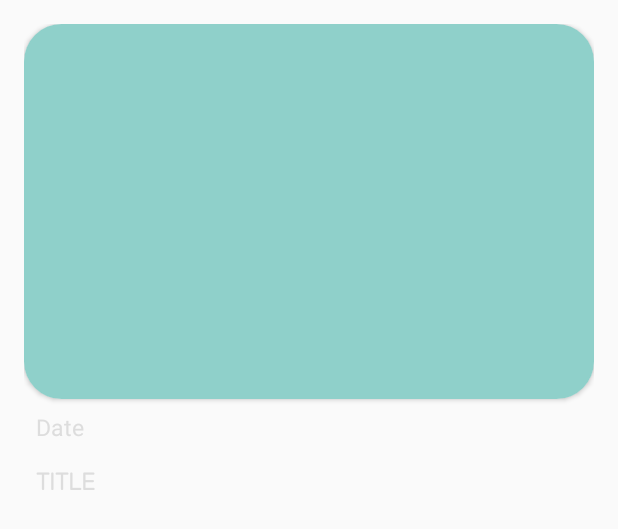
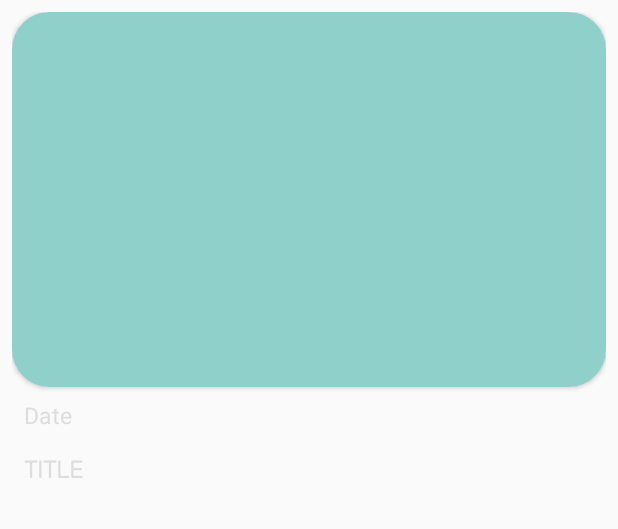
Before and after one commit to ukmumair/UnvNewsApp, an Android app: the layout list_items.xml on its own in the app's theme, with its tools: preview values and no code run, on a phone screen of 412 x 824 dp. Shown: the top 529 px of the screen. Run offline under Robolectric (Android 15) with nearby library versions, the phone set to English and light mode, and no system bars.

Commit message:
Changed from linearlayout to staggered layout

```diff
--- a/app/src/main/java/com/unvnews/unvnews/MyAdapter.java
+++ b/app/src/main/java/com/unvnews/unvnews/MyAdapter.java
@@ -32,7 +32,7 @@ public class MyAdapter extends RecyclerView.Adapter<MyAdapter.Holder> {
     @Override
     public MyAdapter.Holder onCreateViewHolder(@NonNull ViewGroup parent, int viewType) {
         View view = LayoutInflater.from(context)
-                .inflate(R.layout.listitems, parent, false);
+                .inflate(R.layout.list_items, parent, false);
         return new Holder(view);
     }
 
--- a/app/src/main/res/layout/activity_category_page.xml
+++ b/app/src/main/res/layout/activity_category_page.xml
@@ -46,7 +46,8 @@
         </com.google.android.material.appbar.AppBarLayout>
         <androidx.recyclerview.widget.RecyclerView
             android:id="@+id/category_recView"
-            app:layoutManager="androidx.recyclerview.widget.LinearLayoutManager"
+            app:layoutManager="androidx.recyclerview.widget.StaggeredGridLayoutManager"
+            app:spanCount="2"
             android:orientation="vertical"
             android:layout_width="match_parent"
             android:layout_height="match_parent"
--- a/app/src/main/res/layout/activity_main.xml
+++ b/app/src/main/res/layout/activity_main.xml
@@ -64,7 +64,8 @@
                 android:layout_width="match_parent"
                 android:layout_height="match_parent"
                 android:orientation="vertical"
-                app:layoutManager="androidx.recyclerview.widget.LinearLayoutManager"
+                app:layoutManager="androidx.recyclerview.widget.StaggeredGridLayoutManager"
+                app:spanCount="2"
                 app:layout_behavior="com.google.android.material.appbar.AppBarLayout$ScrollingViewBehavior" />
 
         </androidx.coordinatorlayout.widget.CoordinatorLayout>
--- a/app/src/main/res/layout/listitems.xml
+++ b/app/src/main/res/layout/list_items.xml
@@ -3,10 +3,10 @@
     xmlns:app="http://schemas.android.com/apk/res-auto"
     android:layout_width="match_parent"
     android:layout_height="wrap_content"
-    android:layout_marginLeft="16dp"
-    android:layout_marginTop="16dp"
+    android:layout_marginLeft="8dp"
+    android:layout_marginTop="8dp"
     android:elevation="10dp"
-    android:layout_marginRight="16dp"
+    android:layout_marginRight="8dp"
     android:background="?attr/selectableItemBackground">
 
     <androidx.cardview.widget.CardView
```
